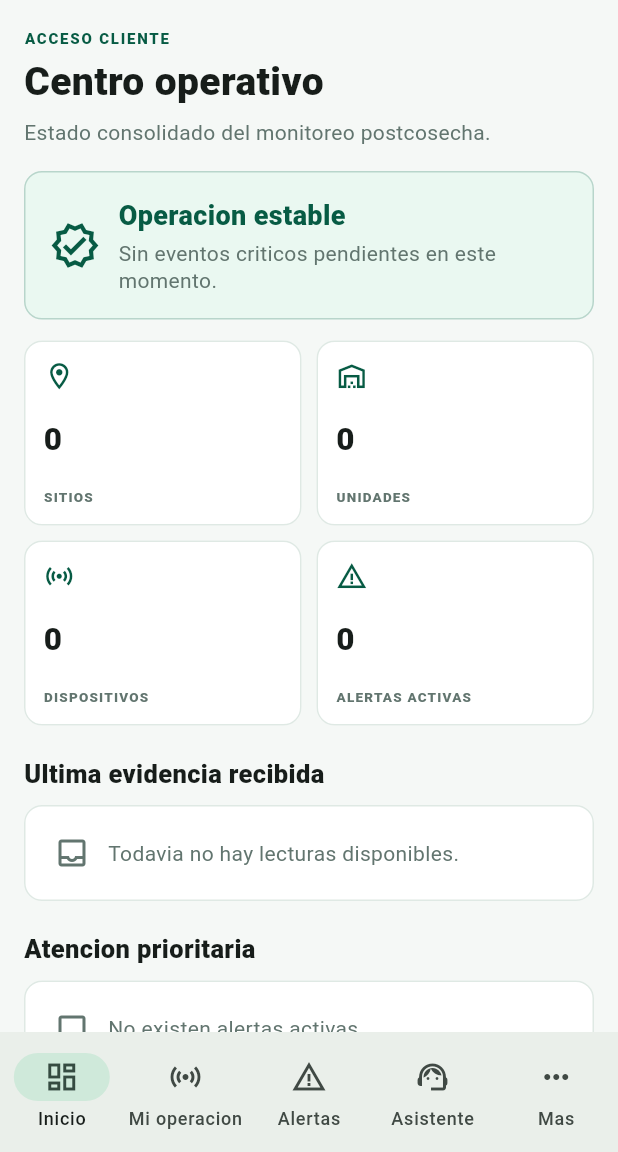
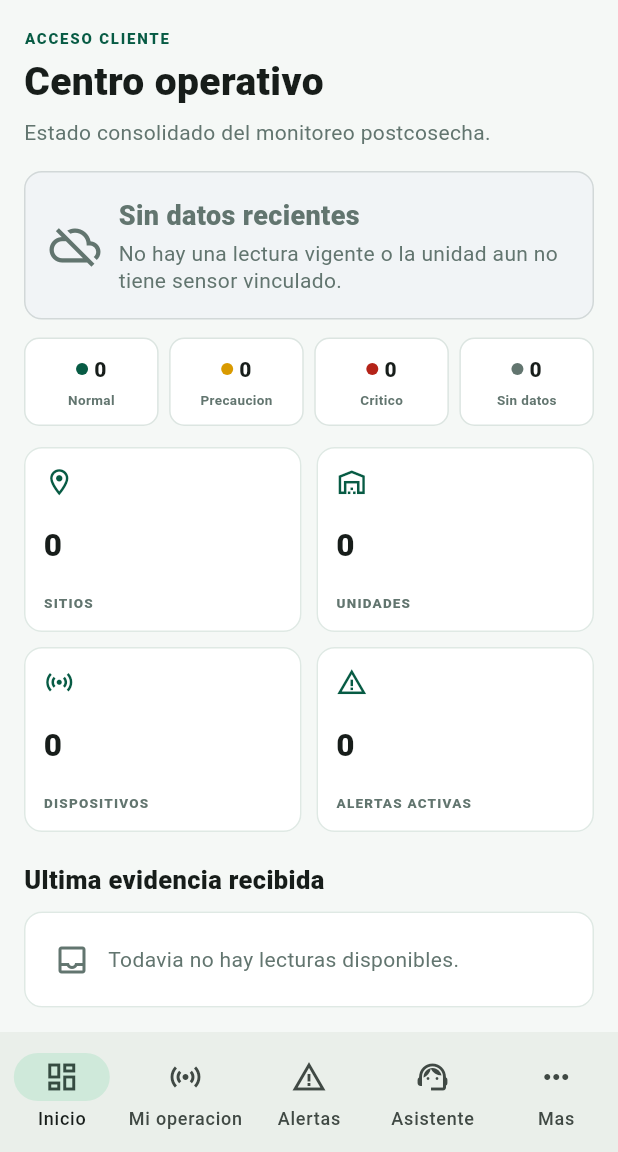
Before and after one commit to Brayanm10/agroescudo-mvp, a Flutter app: the MobileShell screen opened by its route, on a phone screen of 412 x 824 dp, the part 84-1236 px from its top. Run offline on Flutter 3.47's test engine with Material 3 defaults, Android fonts, the phone set to English and light mode, and no system bars; our stand-ins replace connectivity_plus, firebase_core, firebase_messaging, fl_chart, flutter_secure_storage, go_router and 3 more; missing offline and left inert: mobile_scanner; accounts and stored records are empty.

Commit message:
Add backend-driven storage status traffic light

```diff
--- a/mobile/lib/core/app_store.dart
+++ b/mobile/lib/core/app_store.dart
@@ -44,6 +44,7 @@ class AppStore extends ChangeNotifier {
   List<Map<String, dynamic>> get activeAlerts => _list('active_alerts');
   List<Map<String, dynamic>> get logs => _list('logs');
   List<Map<String, dynamic>> get pilots => _list('pilots');
+  List<Map<String, dynamic>> get insights => _list('insights');
   List<Map<String, dynamic>> get alertContacts => _list('alert_contacts');
   List<Map<String, dynamic>> get maintenanceRecords =>
       _list('maintenance_records');
@@ -171,6 +172,7 @@ class AppStore extends ChangeNotifier {
         _api.getJson('/api/operational-logs', token: authToken),
         _api.getJson('/api/pilots', token: authToken),
         _api.getJson('/api/alert-contacts', token: authToken),
+        _api.getJson('/api/insights?period=24h', token: authToken),
       ]);
       me = _map(results[0]);
       data = {
@@ -184,6 +186,7 @@ class AppStore extends ChangeNotifier {
         'logs': results[8],
         'pilots': results[9],
         'alert_contacts': results[10],
+        'insights': _map(results[11])['insights'] ?? const [],
       };
       cached = false;
       await _saveCache();
--- a/mobile/lib/ui/screens.dart
+++ b/mobile/lib/ui/screens.dart
@@ -520,14 +520,21 @@ class DashboardScreen extends StatelessWidget {
   Widget build(BuildContext context) {
     final store = context.watch<AppStore>();
     final latest = store.readings.isEmpty ? null : _newest(store.readings);
-    final critical = store.activeAlerts
-        .where((item) => item['severity'] == 'critical')
-        .length;
-    final state = critical > 0
-        ? 'Atencion critica'
-        : store.activeAlerts.isNotEmpty
-        ? 'Seguimiento requerido'
-        : 'Operacion estable';
+    final states = store.units
+        .map((unit) => _unitState(store, unit['id'] as int))
+        .toList();
+    final critical = states.where((state) => state == 'critical').length;
+    final warning = states.where((state) => state == 'warning').length;
+    final normal = states.where((state) => state == 'normal').length;
+    final noData = states.where((state) => state == 'no_data').length;
+    final overallState = critical > 0
+        ? 'critical'
+        : warning > 0
+        ? 'warning'
+        : normal > 0
+        ? 'normal'
+        : 'no_data';
+    final state = _stateTitle(overallState);
     final fullName = store.me?['full_name']?.toString().trim();
     return _Page(
       children: [
@@ -542,10 +549,15 @@ class DashboardScreen extends StatelessWidget {
         ),
         _RiskPanel(
           title: state,
-          critical: critical > 0,
-          subtitle: critical > 0
-              ? '$critical alerta(s) critica(s) requieren intervencion.'
-              : 'Sin eventos criticos pendientes en este momento.',
+          status: overallState,
+          subtitle: _stateMessage(overallState),
+        ),
+        const SizedBox(height: 12),
+        _TrafficSummary(
+          normal: normal,
+          warning: warning,
+          critical: critical,
+          noData: noData,
         ),
         const SizedBox(height: 14),
         if (store.role != 'client')
@@ -632,9 +644,18 @@ class UnitsScreen extends StatelessWidget {
     final storageUnits = store.units
         .where((unit) => _operationType(unit) == 'storage')
         .toList();
-    final fieldUnits = store.units
-        .where((unit) => _operationType(unit) == 'field')
-        .toList();
+    final fieldUnits =
+        store.units.where((unit) => _operationType(unit) == 'field').toList()
+          ..sort(
+            (a, b) => _statusPriority(
+              _unitState(store, a['id'] as int),
+            ).compareTo(_statusPriority(_unitState(store, b['id'] as int))),
+          );
+    storageUnits.sort(
+      (a, b) => _statusPriority(
+        _unitState(store, a['id'] as int),
+      ).compareTo(_statusPriority(_unitState(store, b['id'] as int))),
+    );
     return _Page(
       children: [
         _SectionTitle(
@@ -699,6 +720,10 @@ class UnitsScreen extends StatelessWidget {
                       ),
                     ),
                   ),
+                  _StorageStatusBadge(
+                    value: _unitState(store, unit['id'] as int),
+                  ),
+                  const SizedBox(width: 4),
                   const Icon(Icons.chevron_right, color: muted),
                 ],
               ),
@@ -783,6 +808,7 @@ class _UnitDetailScreenState extends State<UnitDetailScreen> {
     );
     final field = _deviceProfile(selectedDevice) == 'field_sensor';
     final isClient = store.role == 'client';
+    final operationalState = _unitState(store, id);
 
     return Scaffold(
       appBar: AppBar(title: Text(unit['name']?.toString() ?? 'Unidad')),
@@ -864,17 +890,9 @@ class _UnitDetailScreenState extends State<UnitDetailScreen> {
                 const SizedBox(height: 14),
               ],
               _RiskPanel(
-                title: unitAlerts.any((item) => item['severity'] == 'critical')
-                    ? 'Riesgo critico'
-                    : unitAlerts.isNotEmpty
-                    ? 'Seguimiento requerido'
-                    : 'Condicion estable',
-                critical: unitAlerts.any(
-                  (item) => item['severity'] == 'critical',
-                ),
-                subtitle: unitAlerts.isEmpty
-                    ? 'No se observan alertas activas para este nodo.'
-                    : '${unitAlerts.length} alerta(s) activas requieren revision.',
+                title: _stateTitle(operationalState),
+                status: operationalState,
+                subtitle: _stateMessage(operationalState),
               ),
               const SizedBox(height: 14),
               if (devices.isEmpty)
@@ -1863,30 +1881,43 @@ class _RiskPanel extends StatelessWidget {
   const _RiskPanel({
     required this.title,
     required this.subtitle,
-    required this.critical,
+    required this.status,
   });
 
   final String title;
   final String subtitle;
-  final bool critical;
-
-  @override
-  Widget build(BuildContext context) {
-    final color = critical ? danger : emerald;
+  final String status;
+
+  @override
+  Widget build(BuildContext context) {
+    final color = switch (status) {
+      'critical' => danger,
+      'warning' => const Color(0xffa66a00),
+      'normal' => emerald,
+      _ => muted,
+    };
+    final background = switch (status) {
+      'critical' => const Color(0xfffff1f0),
+      'warning' => const Color(0xfffff7df),
+      'normal' => const Color(0xffeaf8f1),
+      _ => const Color(0xfff1f4f6),
+    };
+    final icon = switch (status) {
+      'critical' => Icons.warning_rounded,
+      'warning' => Icons.error_outline,
+      'normal' => Icons.verified_outlined,
+      _ => Icons.cloud_off_outlined,
+    };
     return Container(
       padding: const EdgeInsets.all(16),
       decoration: BoxDecoration(
-        color: critical ? const Color(0xfffff1f0) : const Color(0xffeaf8f1),
+        color: background,
         borderRadius: BorderRadius.circular(12),
         border: Border.all(color: color.withValues(alpha: .22)),
       ),
       child: Row(
         children: [
-          Icon(
-            critical ? Icons.warning_rounded : Icons.verified_outlined,
-            color: color,
-            size: 34,
-          ),
+          Icon(icon, color: color, size: 34),
           const SizedBox(width: 12),
           Expanded(
             child: Column(
@@ -1909,6 +1940,129 @@ class _RiskPanel extends StatelessWidget {
             ),
           ),
         ],
+      ),
+    );
+  }
+}
+
+class _TrafficSummary extends StatelessWidget {
+  const _TrafficSummary({
+    required this.normal,
+    required this.warning,
+    required this.critical,
+    required this.noData,
+  });
+
+  final int normal;
+  final int warning;
+  final int critical;
+  final int noData;
+
+  @override
+  Widget build(BuildContext context) {
+    return Row(
+      children: [
+        Expanded(
+          child: _TrafficCount(label: 'Normal', value: normal, color: emerald),
+        ),
+        const SizedBox(width: 7),
+        Expanded(
+          child: _TrafficCount(
+            label: 'Precaucion',
+            value: warning,
+            color: const Color(0xffd99a00),
+          ),
+        ),
+        const SizedBox(width: 7),
+        Expanded(
+          child: _TrafficCount(
+            label: 'Critico',
+            value: critical,
+            color: danger,
+          ),
+        ),
+        const SizedBox(width: 7),
+        Expanded(
+          child: _TrafficCount(label: 'Sin datos', value: noData, color: muted),
+        ),
+      ],
+    );
+  }
+}
+
+class _TrafficCount extends StatelessWidget {
+  const _TrafficCount({
+    required this.label,
+    required this.value,
+    required this.color,
+  });
+
+  final String label;
+  final int value;
+  final Color color;
+
+  @override
+  Widget build(BuildContext context) {
+    return Container(
+      padding: const EdgeInsets.symmetric(horizontal: 6, vertical: 10),
+      decoration: BoxDecoration(
+        color: Colors.white,
+        borderRadius: BorderRadius.circular(10),
+        border: Border.all(color: const Color(0xffdce5e1)),
+      ),
+      child: Column(
+        children: [
+          Row(
+            mainAxisAlignment: MainAxisAlignment.center,
+            children: [
+              Container(
+                width: 8,
+                height: 8,
+                decoration: BoxDecoration(color: color, shape: BoxShape.circle),
+              ),
+              const SizedBox(width: 4),
+              Text(
+                '$value',
+                style: const TextStyle(fontWeight: FontWeight.w900),
+              ),
+            ],
+          ),
+          const SizedBox(height: 4),
+          FittedBox(
+            child: Text(
+              label,
+              style: const TextStyle(
+                color: muted,
+                fontSize: 9,
+                fontWeight: FontWeight.w700,
+              ),
+            ),
+          ),
+        ],
+      ),
+    );
+  }
+}
+
+class _StorageStatusBadge extends StatelessWidget {
+  const _StorageStatusBadge({required this.value});
+
+  final String value;
+
+  @override
+  Widget build(BuildContext context) {
+    final color = switch (value) {
+      'critical' => danger,
+      'warning' => const Color(0xffa66a00),
+      'normal' => emerald,
+      _ => muted,
+    };
+    return Tooltip(
+      message: _stateTitle(value),
+      child: Container(
+        width: 11,
+        height: 11,
+        decoration: BoxDecoration(color: color, shape: BoxShape.circle),
       ),
     );
   }
@@ -2750,6 +2904,45 @@ String _clientAlertMessage(Map<String, dynamic> alert) {
   };
 }
 
+String _unitState(AppStore store, int storageUnitId) {
+  Map<String, dynamic>? insight;
+  for (final item in store.insights) {
+    if (item['storage_unit_id'] == storageUnitId) {
+      insight = item;
+      break;
+    }
+  }
+  return switch (insight?['status']?.toString()) {
+    'critical' => 'critical',
+    'attention' => 'warning',
+    'normal' => 'normal',
+    _ => 'no_data',
+  };
+}
+
+int _statusPriority(String status) => switch (status) {
+  'critical' => 0,
+  'warning' => 1,
+  'normal' => 2,
+  _ => 3,
+};
+
+String _stateTitle(String status) => switch (status) {
+  'critical' => 'Riesgo critico',
+  'warning' => 'Requiere atencion',
+  'normal' => 'Operacion estable',
+  _ => 'Sin datos recientes',
+};
+
+String _stateMessage(String status) => switch (status) {
+  'critical' =>
+    'Existe una condicion critica. Revisa la alerta y registra el seguimiento.',
+  'warning' => 'Hay una condicion preventiva que debe revisarse.',
+  'normal' =>
+    'Las lecturas recientes se mantienen dentro de la configuracion operativa.',
+  _ => 'No hay una lectura vigente o la unidad aun no tiene sensor vinculado.',
+};
+
 String _capacity(Map<String, dynamic> unit) => unit['capacity_tons'] == null
     ? 'Capacidad no registrada'
     : '${_num(unit['capacity_tons'])} t';
--- a/mobile/pubspec.yaml
+++ b/mobile/pubspec.yaml
@@ -16,7 +16,7 @@ publish_to: 'none' # Remove this line if you wish to publish to pub.dev
 # https://developer.apple.com/library/archive/documentation/General/Reference/InfoPlistKeyReference/Articles/CoreFoundationKeys.html
 # In Windows, build-name is used as the major, minor, and patch parts
 # of the product and file versions while build-number is used as the build suffix.
-version: 1.2.0+3
+version: 1.2.1+4
 
 environment:
   sdk: ^3.10.8
```
Also changed, not shown: 5 other files.
